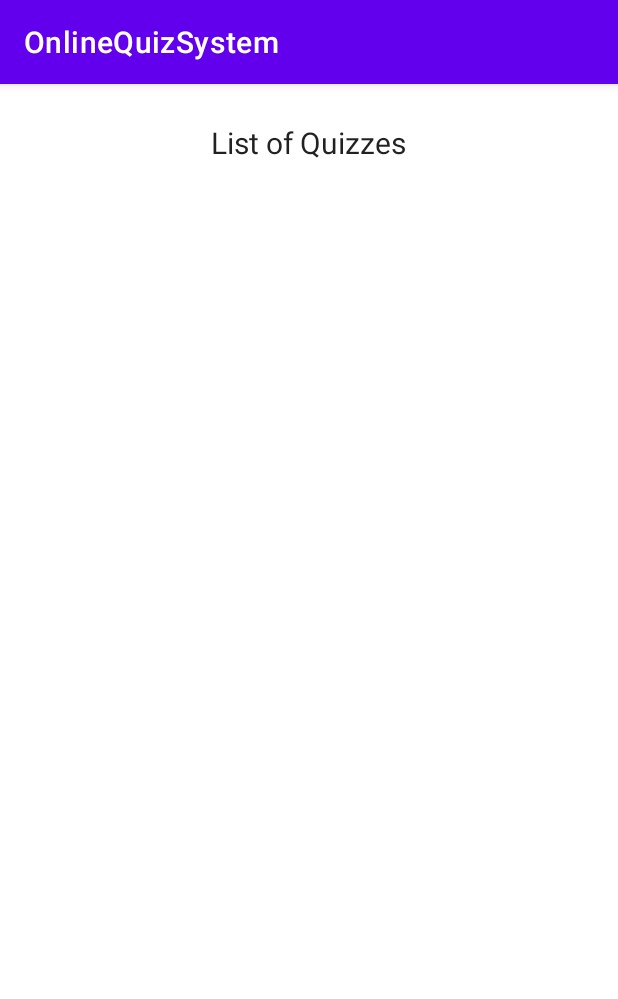
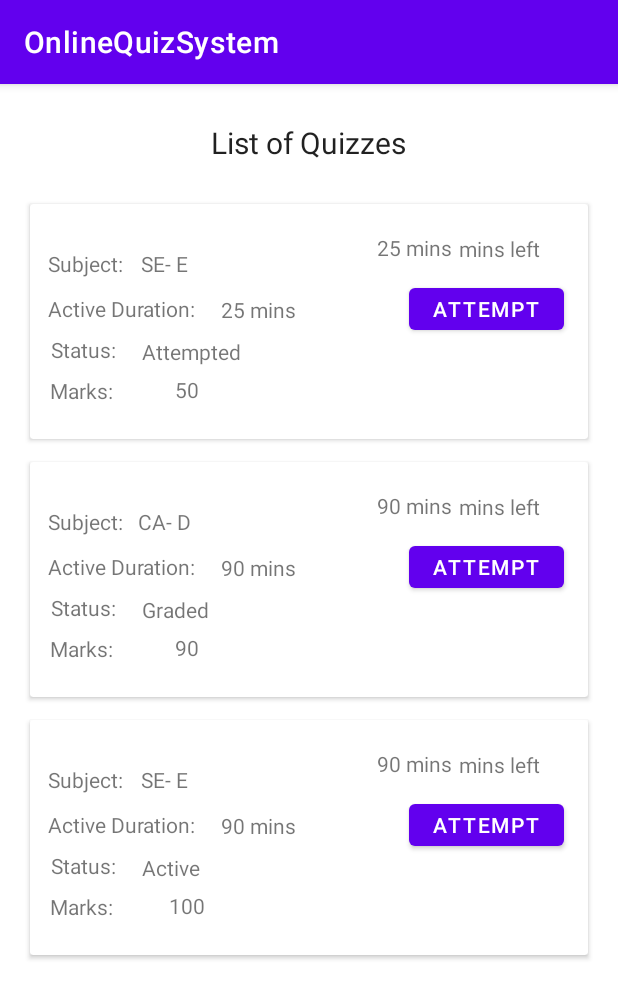
Before and after one commit to ZaeemRiaz/Online-Quiz-System, an Android app: the ListOfQuizesStudentSide screen opened directly, with no data from a screen before it, on a phone screen of 412 x 824 dp. Shown: the top 999 px of the screen. Run offline under Robolectric (Android 15) with nearby library versions, the phone set to English and light mode, and no system bars.

Commit message:
attempt quiz files added

```diff
--- a/app/src/main/java/com/se/onlinequizsystem/ListOfQuizesStudentSide.java
+++ b/app/src/main/java/com/se/onlinequizsystem/ListOfQuizesStudentSide.java
@@ -1,14 +1,22 @@
 package com.se.onlinequizsystem;
 
 import androidx.appcompat.app.AppCompatActivity;
+import androidx.recyclerview.widget.LinearLayoutManager;
+import androidx.recyclerview.widget.RecyclerView;
 
+import android.content.Intent;
 import android.os.Bundle;
+import android.view.View;
 
 public class ListOfQuizesStudentSide extends AppCompatActivity {
+
 
     @Override
     protected void onCreate(Bundle savedInstanceState) {
         super.onCreate(savedInstanceState);
         setContentView(R.layout.activity_list_of_quizes_student_side);
+        RecyclerView list = findViewById(R.id.recyclerViewActiveQuizzes);
+        list.setLayoutManager(new LinearLayoutManager(this));
+        list.setAdapter(new StudentQuizListdapter(this));
     }
 }
--- a/app/src/main/java/com/se/onlinequizsystem/Login.java
+++ b/app/src/main/java/com/se/onlinequizsystem/Login.java
@@ -2,7 +2,10 @@ package com.se.onlinequizsystem;
 
 import androidx.appcompat.app.AppCompatActivity;
 
+import android.content.Intent;
 import android.os.Bundle;
+import android.view.View;
+import android.widget.Button;
 
 public class Login extends AppCompatActivity {
 
@@ -10,5 +13,15 @@ public class Login extends AppCompatActivity {
     protected void onCreate(Bundle savedInstanceState) {
         super.onCreate(savedInstanceState);
         setContentView(R.layout.activity_login);
+        Button B= findViewById(R.id.Loginbutton);
+
+
     }
+
+    public void LoginBtnClick(View view) {
+        Intent intent = new Intent(this, ListOfQuizesStudentSide.class);
+        startActivity(intent);
+    }
+
+
 }
--- /dev/null
+++ b/app/src/main/java/com/se/onlinequizsystem/StudentQuizListdapter.java
@@ -0,0 +1,104 @@
+package com.se.onlinequizsystem;
+
+import android.content.Context;
+import android.content.res.Resources;
+import android.view.LayoutInflater;
+import android.view.View;
+import android.view.ViewGroup;
+import android.widget.TextView;
+
+import androidx.annotation.NonNull;
+import androidx.recyclerview.widget.RecyclerView;
+
+
+
+import java.util.ArrayList;
+
+class AttemptRow
+{
+    String subject;
+    String duration;
+    String total_time;
+    String marks;
+    String time_left;
+    String ButtonTxt;
+
+
+
+    public AttemptRow(String r, String o, String or, String b, String t) {
+
+        subject=r;
+        duration=o;
+        total_time=or;
+        marks=b;
+        time_left=t;
+    }
+}
+public class StudentQuizListdapter extends RecyclerView.Adapter<StudentQuizListdapter.AttemptQuizHolder> {
+    protected ArrayList<AttemptRow> quizzes;
+    private AttemptQuizHolder holder;
+    private int position;
+
+    public StudentQuizListdapter(Context c) {
+        this.quizzes= new ArrayList<AttemptRow>();
+        Resources res=c.getResources();
+        String[]subjects=res.getStringArray(R.array.subjects);
+        String[]durations=res.getStringArray(R.array.durations);
+        String[]times=res.getStringArray(R.array.total_times);
+        String[]markss=res.getStringArray(R.array.marks);
+        String[]time_lefts=res.getStringArray(R.array.timeleft);
+
+        for(int i=0;i<subjects.length;i++)
+        {
+            quizzes.add(new AttemptRow(subjects[i], durations[i], times[i], markss[i], time_lefts[i]));
+        }
+    }
+    @NonNull
+    @Override
+    public StudentQuizListdapter.AttemptQuizHolder onCreateViewHolder(@NonNull ViewGroup parent, int viewType) {
+        LayoutInflater inflater=LayoutInflater.from(parent.getContext());
+        View view=inflater.inflate(R.layout.stduent_quiz_list_item, parent,false);
+        return new StudentQuizListdapter.AttemptQuizHolder(view);
+
+    }
+
+
+
+    @Override
+    public void onBindViewHolder(@NonNull StudentQuizListdapter.AttemptQuizHolder holder, int position) {
+
+        holder.txt1.setText(quizzes.get(position).subject);
+        holder.txt2.setText(quizzes.get(position).duration);
+        holder.txt3.setText(quizzes.get(position).total_time);
+        holder.txt4.setText(quizzes.get(position).marks);
+        holder.txt5.setText(quizzes.get(position).time_left);
+    }
+
+    @Override
+    public int getItemCount() {
+        return quizzes.size();
+    }
+
+    public class AttemptQuizHolder extends RecyclerView.ViewHolder
+    {
+
+        TextView txt1;
+        TextView txt2;
+        TextView txt3;
+        TextView txt4;
+        TextView txt5;
+
+        public AttemptQuizHolder (@NonNull View itemView) {
+
+            super(itemView);
+
+            txt1=itemView.findViewById(R.id.subject);
+
+            txt2=itemView.findViewById(R.id.duration);
+            txt3=itemView.findViewById(R.id.time);
+            txt4=itemView.findViewById(R.id.marks);
+            txt5=itemView.findViewById(R.id.time_left);
+
+        }
+    }
+}
--- a/app/src/main/res/layout/activity_login.xml
+++ b/app/src/main/res/layout/activity_login.xml
@@ -42,7 +42,8 @@
         />
 
     <com.google.android.material.button.MaterialButton
-        android:id="@+id/button"
+        android:id="@+id/Loginbutton"
+        android:onClick="LoginBtnClick"
         android:layout_width="wrap_content"
         android:layout_height="wrap_content"
         android:layout_alignParentRight="true"
--- /dev/null
+++ b/app/src/main/res/layout/stduent_quiz_list_item.xml
@@ -0,0 +1,169 @@
+<?xml version="1.0" encoding="utf-8"?>
+<LinearLayout xmlns:android="http://schemas.android.com/apk/res/android"
+    xmlns:app="http://schemas.android.com/apk/res-auto"
+    xmlns:tools="http://schemas.android.com/tools"
+    android:orientation="horizontal" android:layout_width="match_parent"
+    android:layout_height="wrap_content">
+
+
+    <androidx.cardview.widget.CardView
+        android:layout_marginRight="10dp"
+        android:layout_marginLeft="10dp"
+        android:layout_width="match_parent"
+        android:layout_marginTop="10dp"
+        android:layout_marginBottom="5dp"
+        android:layout_height="wrap_content">
+
+        <androidx.constraintlayout.widget.ConstraintLayout
+            android:layout_width="match_parent"
+            android:layout_height="match_parent">
+
+
+            <TextView
+                android:id="@+id/sub"
+                android:layout_width="wrap_content"
+                android:layout_height="wrap_content"
+                android:text="Subject:"
+                app:layout_constraintBottom_toBottomOf="parent"
+                app:layout_constraintEnd_toEndOf="parent"
+                app:layout_constraintHorizontal_bias="0.038"
+                app:layout_constraintStart_toStartOf="parent"
+                app:layout_constraintTop_toTopOf="parent"
+                app:layout_constraintVertical_bias="0.218" />
+
+            <TextView
+                android:id="@+id/Active_duration"
+                android:layout_width="wrap_content"
+                android:layout_height="wrap_content"
+                android:layout_marginTop="4dp"
+                android:text="Active Duration: "
+                app:layout_constraintBottom_toBottomOf="parent"
+                app:layout_constraintEnd_toEndOf="parent"
+                app:layout_constraintHorizontal_bias="0.044"
+                app:layout_constraintStart_toStartOf="parent"
+                app:layout_constraintTop_toBottomOf="@+id/subject"
+                app:layout_constraintVertical_bias="0.083" />
+
+            <Button
+                android:id="@+id/attempt_quiz"
+                android:layout_width="wrap_content"
+                android:layout_height="40dp"
+                android:layout_marginTop="5dp"
+                android:layout_marginEnd="16dp"
+                android:layout_marginRight="16dp"
+                android:layout_marginBottom="15dp"
+                android:onClick="AttemptListener"
+                android:text="Attempt"
+                app:layout_constraintBottom_toBottomOf="parent"
+                app:layout_constraintEnd_toEndOf="parent"
+                app:layout_constraintHorizontal_bias="1.0"
+                app:layout_constraintStart_toStartOf="parent"
+                app:layout_constraintTop_toTopOf="parent"
+                app:layout_constraintVertical_bias="0.465" />
+
+            <TextView
+                android:id="@+id/left"
+                android:layout_width="wrap_content"
+                android:layout_height="wrap_content"
+                android:layout_marginTop="20dp"
+                android:layout_marginBottom="10dp"
+                android:text="mins left"
+                app:layout_constraintBottom_toTopOf="@+id/attempt_quiz"
+                app:layout_constraintEnd_toEndOf="parent"
+                app:layout_constraintHorizontal_bias="0.9"
+                app:layout_constraintStart_toStartOf="parent"
+                app:layout_constraintTop_toTopOf="parent"
+                app:layout_constraintVertical_bias="0.0" />
+
+            <TextView
+                android:id="@+id/total_time"
+                android:layout_width="wrap_content"
+                android:layout_height="wrap_content"
+                android:layout_marginStart="14dp"
+                android:layout_marginTop="8dp"
+                android:layout_marginEnd="20dp"
+                android:text="Status: "
+                app:layout_constraintEnd_toStartOf="@+id/time"
+                app:layout_constraintHorizontal_bias="0.0"
+                app:layout_constraintStart_toStartOf="parent"
+                app:layout_constraintTop_toBottomOf="@+id/Active_duration" />
+
+            <TextView
+
+                android:id="@+id/subject"
+                android:layout_width="wrap_content"
+                android:layout_height="wrap_content"
+                android:layout_marginStart="23dp"
+                android:layout_marginTop="30dp"
+                android:layout_marginEnd="137dp"
+                android:text="TextView"
+                app:layout_constraintEnd_toStartOf="@+id/time_left"
+                app:layout_constraintStart_toEndOf="@+id/sub"
+                app:layout_constraintTop_toTopOf="parent"
+                tools:ignore="MissingConstraints" />
+
+            <TextView
+                android:id="@+id/orderdate"
+                android:layout_width="wrap_content"
+                android:layout_height="wrap_content"
+                android:text="Marks:"
+                app:layout_constraintBottom_toBottomOf="parent"
+                app:layout_constraintEnd_toEndOf="parent"
+                app:layout_constraintHorizontal_bias="0.04"
+                app:layout_constraintStart_toStartOf="parent"
+                app:layout_constraintTop_toBottomOf="@+id/total_time"
+                app:layout_constraintVertical_bias="0.24000001" />
+
+            <TextView
+                android:id="@+id/duration"
+                android:layout_width="wrap_content"
+                android:layout_height="wrap_content"
+                android:layout_marginStart="19dp"
+                android:layout_marginTop="11dp"
+                android:layout_marginEnd="81dp"
+                android:text="TextView"
+                app:layout_constraintEnd_toStartOf="@+id/attempt_quiz"
+                app:layout_constraintStart_toEndOf="@+id/Active_duration"
+                app:layout_constraintTop_toBottomOf="@+id/subject" />
+
+            <TextView
+                android:id="@+id/time"
+                android:layout_width="97dp"
+                android:layout_height="20dp"
+                android:layout_marginTop="9dp"
+                android:layout_marginEnd="200dp"
+                android:layout_marginBottom="5dp"
+                android:text="TextView"
+                app:layout_constraintBottom_toTopOf="@+id/marks"
+                app:layout_constraintEnd_toEndOf="parent"
+                app:layout_constraintTop_toBottomOf="@+id/Active_duration"
+                app:layout_constraintVertical_bias="0.0" />
+
+            <TextView
+                android:id="@+id/marks"
+                android:layout_width="wrap_content"
+                android:layout_height="wrap_content"
+                android:layout_marginStart="29dp"
+                android:layout_marginEnd="248dp"
+                android:layout_marginBottom="23dp"
+                android:text="TextView"
+                app:layout_constraintBottom_toBottomOf="parent"
+                app:layout_constraintEnd_toEndOf="parent"
+                app:layout_constraintStart_toEndOf="@+id/orderdate" />
+
+            <TextView
+                android:id="@+id/time_left"
+                android:layout_width="wrap_content"
+                android:layout_height="wrap_content"
+                android:text="60"
+                app:layout_constraintBottom_toBottomOf="@+id/left"
+                app:layout_constraintEnd_toStartOf="@+id/left"
+                app:layout_constraintHorizontal_bias="0.98"
+                app:layout_constraintStart_toStartOf="parent"
+                app:layout_constraintTop_toTopOf="parent"
+                app:layout_constraintVertical_bias="0.98" />
+        </androidx.constraintlayout.widget.ConstraintLayout>
+
+
+    </androidx.cardview.widget.CardView>
+</LinearLayout>
--- a/app/src/main/res/values/strings.xml
+++ b/app/src/main/res/values/strings.xml
@@ -21,4 +21,35 @@
         <item>Question 15:   33s</item>
         <item>Question 16:   24s</item>
     </string-array>
+
+    <string-array name="subjects">
+        <item>SE- E</item>
+        <item>CA- D</item>
+        <item>SE- E</item>
+    </string-array>
+
+    <string-array name="durations">
+        <item>25 mins</item>
+        <item>90 mins</item>
+        <item>90 mins</item>
+    </string-array>
+
+    <string-array name="total_times">
+        <item>Attempted</item>
+        <item>Graded</item>
+        <item>Active</item>
+    </string-array>
+
+    <string-array name="marks">
+        <item>50</item>
+        <item>90</item>
+        <item>100</item>
+    </string-array>
+
+    <string-array name="timeleft">
+        <item>25 mins</item>
+        <item>90 mins</item>
+        <item>90 mins</item>
+    </string-array>
+
 </resources>
```
Also changed, not shown: app/src/main/java/com/se/onlinequizsystem/QuizListItemClass.java (added).
